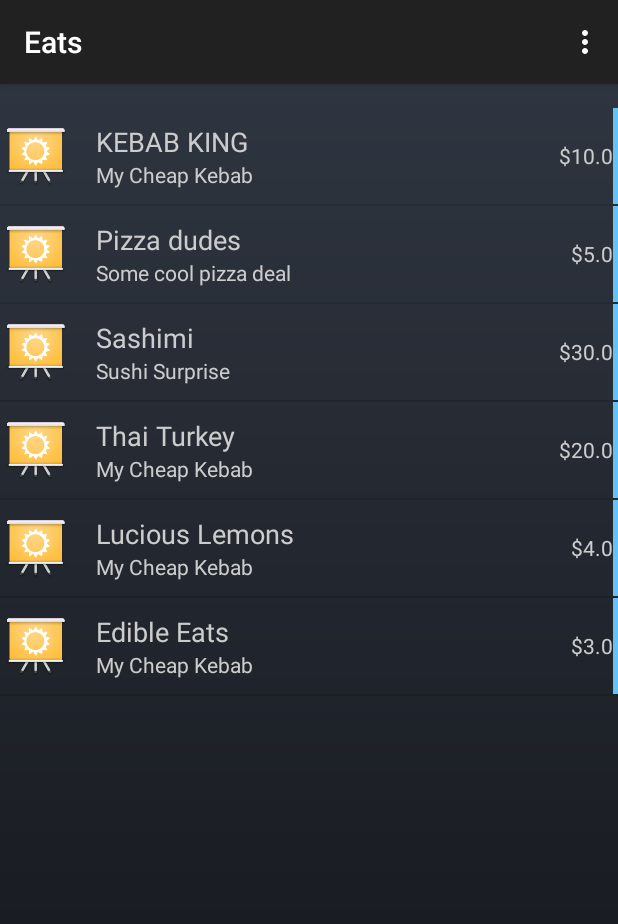
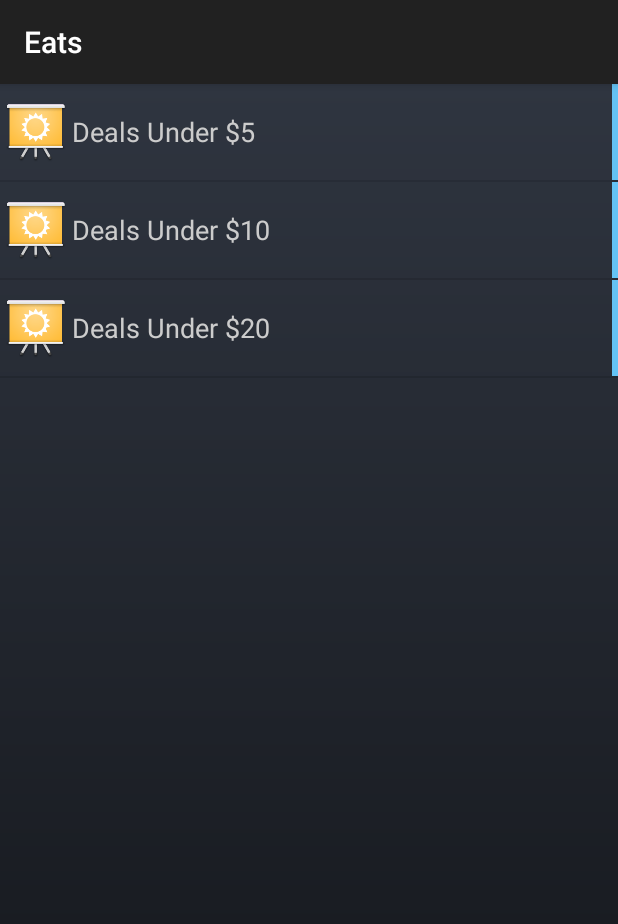
Before and after one commit to SDupZ/Eats, an Android app: the screen it shows after launch (MainActivity), on a phone screen of 412 x 824 dp. Shown: the top 924 px of the screen. Run offline under Robolectric (Android 15) with nearby library versions, the phone set to English and light mode, and no system bars; 1 statement that could not run was skipped.

Commit message:
Made first activity into list view

```diff
--- a/app/src/main/java/com/sdp/apps/eats/DealsListFragment.java
+++ b/app/src/main/java/com/sdp/apps/eats/DealsListFragment.java
@@ -77,7 +77,7 @@ public class DealsListFragment extends Fragment {
 
         dealsAdapter = new CustomDealArrayAdapter(getActivity(),currentDeals);
 
-        View rootView = inflater.inflate(R.layout.fragment_main, container, false);
+        View rootView = inflater.inflate(R.layout.fragment_list_deals, container, false);
 
         ListView view = (ListView) rootView.findViewById(R.id.listview_deals);
         view.setAdapter(dealsAdapter);
--- a/app/src/main/java/com/sdp/apps/eats/MainActivity.java
+++ b/app/src/main/java/com/sdp/apps/eats/MainActivity.java
@@ -36,7 +36,7 @@ public class MainActivity extends ActionBarActivity {
         setContentView(R.layout.activity_main);
         if (savedInstanceState == null) {
             getSupportFragmentManager().beginTransaction()
-                    .add(R.id.container, new DealsListFragment())
+                    .add(R.id.container, new MainFragment())
                     .commit();
         }
     }
@@ -77,20 +77,4 @@ public class MainActivity extends ActionBarActivity {
         getMenuInflater().inflate(R.menu.menu_main, menu);
         return true;
     }
-
-    @Override
-    public boolean onOptionsItemSelected(MenuItem item) {
-        // Handle action bar item clicks here. The action bar will
-        // automatically handle clicks on the Home/Up button, so long
-        // as you specify a parent activity in AndroidManifest.xml.
-        int id = item.getItemId();
-
-        //noinspection SimplifiableIfStatement
-        if (id == R.id.action_settings) {
-            return true;
-        }
-
-        return super.onOptionsItemSelected(item);
-    }
-
 }
--- /dev/null
+++ b/app/src/main/java/com/sdp/apps/eats/MainFragment.java
@@ -0,0 +1,70 @@
+package com.sdp.apps.eats;
+
+import android.content.Intent;
+import android.os.Bundle;
+import android.support.v4.app.Fragment;
+import android.view.LayoutInflater;
+import android.view.Menu;
+import android.view.MenuInflater;
+import android.view.View;
+import android.view.ViewGroup;
+import android.widget.AdapterView;
+import android.widget.ArrayAdapter;
+import android.widget.Button;
+import android.widget.ListView;
+
+import java.util.ArrayList;
+import java.util.Arrays;
+import java.util.List;
+
+
+/**
+ * Created by Simon on 21/01/2015.
+ */
+public class MainFragment extends Fragment  {
+    @Override
+    public void onCreate(Bundle savedInstanceState){
+        super.onCreate(savedInstanceState);
+    }
+
+    @Override
+    public void onCreateOptionsMenu(Menu menu, MenuInflater inflater) {
+        inflater.inflate(R.menu.dealslistfragement, menu);
+    }
+
+    @Override
+    public View onCreateView(LayoutInflater inflater, ViewGroup container,
+                             Bundle savedInstanceState) {
+
+        final int[] dealNumbers ={5,10,20};
+        String[] dealItems= {
+                "Deals Under $5",
+                "Deals Under $10",
+                "Deals Under $20",
+        };
+
+        List<String> currentDeals = new ArrayList<String>(Arrays.asList(dealItems));
+
+        ArrayAdapter<String> menuAdapter =
+            new ArrayAdapter<String>(
+                    getActivity(),
+                    R.layout.list_item_main,
+                    R.id.listview_main_text,
+                    currentDeals);
+
+        View rootView = inflater.inflate(R.layout.fragment_main, container, false);
+
+        ListView view = (ListView) rootView.findViewById(R.id.listview_main);
+        view.setAdapter(menuAdapter);
+        view.setOnItemClickListener(new AdapterView.OnItemClickListener() {
+            @Override
+            public void onItemClick(AdapterView<?> parent, View view, int position, long id) {
+                Intent detailActivity = new Intent(getActivity(), ListDealsActivity.class)
+                        .putExtra(Intent.EXTRA_TEXT, "" +dealNumbers[position]);
+                startActivity(detailActivity);
+            }
+        });
+
+        return rootView;
+    }
+}
--- a/app/src/main/res/layout/fragment_main.xml
+++ b/app/src/main/res/layout/fragment_main.xml
@@ -1,14 +1,13 @@
-<FrameLayout xmlns:android="http://schemas.android.com/apk/res/android"
+<LinearLayout xmlns:android="http://schemas.android.com/apk/res/android"
     xmlns:tools="http://schemas.android.com/tools"
     android:layout_width="match_parent"
     android:layout_height="match_parent"
-    android:paddingTop="@dimen/activity_vertical_margin"
-    android:paddingBottom="@dimen/activity_vertical_margin"
-    tools:context=".MainActivity$PlaceholderFragment">
+    tools:context=".MainActivity$PlaceholderFragment"
+    android:orientation="vertical">
 
     <ListView
-        android:id="@+id/listview_deals"
+        android:id="@+id/listview_main"
         android:layout_width="match_parent"
         android:layout_height="match_parent"/>
 
-</FrameLayout>
+</LinearLayout>
--- /dev/null
+++ b/app/src/main/res/layout/list_item_main.xml
@@ -0,0 +1,30 @@
+<?xml version="1.0" encoding="utf-8"?>
+
+<LinearLayout xmlns:android="http://schemas.android.com/apk/res/android"
+    android:layout_width="match_parent"
+    android:layout_height="wrap_content"
+    android:gravity="center_vertical"
+    android:minHeight="?android:attr/listPreferredItemHeight"
+    android:orientation="horizontal">
+
+    <ImageView
+        android:id="@+id/imageView1"
+        android:layout_width="wrap_content"
+        android:layout_height="wrap_content"
+        android:src="@drawable/ic_launcher" />
+
+    <TextView
+        android:id="@+id/listview_main_text"
+        android:layout_height="wrap_content"
+        android:layout_width="0dp"
+        android:layout_weight="1"
+        android:textAppearance="?android:attr/textAppearanceMedium"/>
+
+    <ImageView
+        android:layout_width="0dp"
+        android:layout_height="match_parent"
+        android:layout_weight="0.01"
+        android:background="@color/light_blue"
+        android:id="@+id/imageView" />
+
+</LinearLayout>
```
Also changed, not shown: app/src/main/AndroidManifest.xml (+8 -0 lines), app/src/main/java/com/sdp/apps/eats/ListDealsActivity.java (added, +49 -0 lines), app/src/main/res/layout/activity_list_deals.xml (renamed from app/src/main/res/menu/menu_detail.xml, +8 -6 lines), app/src/main/res/layout/fragment_list_deals.xml (added, +14 -0 lines), app/src/main/res/values/styles.xml (+7 -0 lines).
